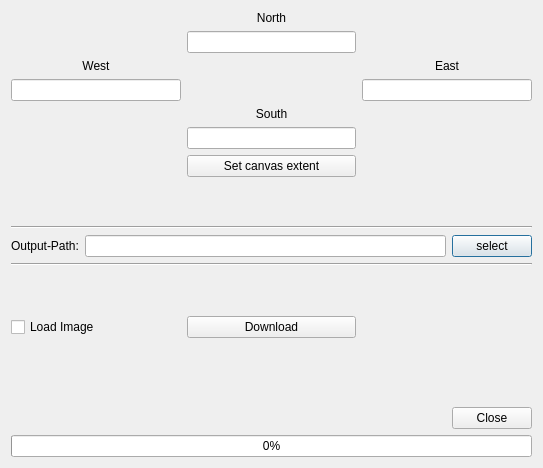
This is srtm_downloader_dialog_base.ui in hdus/SRTM-Downloader as Qt 5 draws it before an edit. The edited form follows.
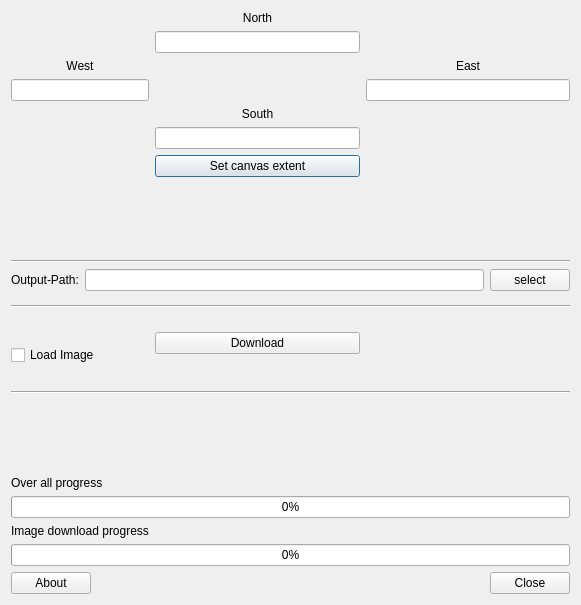
This is the edited form.

```diff
--- a/srtm_downloader_dialog_base.ui
+++ b/srtm_downloader_dialog_base.ui
@@ -6,22 +6,46 @@
    <rect>
     <x>0</x>
     <y>0</y>
-    <width>543</width>
-    <height>468</height>
+    <width>581</width>
+    <height>605</height>
    </rect>
   </property>
   <property name="windowTitle">
    <string>SRTM Downloader</string>
   </property>
   <layout class="QGridLayout" name="gridLayout">
-   <item row="10" column="0" colspan="3">
-    <widget class="QLabel" name="lbl_url">
-     <property name="text">
-      <string/>
+   <item row="17" column="0" colspan="4">
+    <widget class="QProgressBar" name="image_progressBar">
+     <property name="value">
+      <number>0</number>
      </property>
     </widget>
    </item>
-   <item row="1" column="2">
+   <item row="1" column="0" colspan="2">
+    <layout class="QVBoxLayout" name="verticalLayout">
+     <item>
+      <widget class="QLabel" name="label_2">
+       <property name="text">
+        <string>West</string>
+       </property>
+       <property name="alignment">
+        <set>Qt::AlignCenter</set>
+       </property>
+      </widget>
+     </item>
+     <item>
+      <widget class="QLineEdit" name="lne_west">
+       <property name="maximumSize">
+        <size>
+         <width>300</width>
+         <height>16777215</height>
+        </size>
+       </property>
+      </widget>
+     </item>
+    </layout>
+   </item>
+   <item row="1" column="3">
     <layout class="QVBoxLayout" name="verticalLayout_2">
      <item>
       <widget class="QLabel" name="label_3">
@@ -38,24 +62,98 @@
      </item>
     </layout>
    </item>
-   <item row="1" column="0">
-    <layout class="QVBoxLayout" name="verticalLayout">
-     <item>
-      <widget class="QLabel" name="label_2">
-       <property name="text">
-        <string>West</string>
-       </property>
-       <property name="alignment">
-        <set>Qt::AlignCenter</set>
-       </property>
-      </widget>
-     </item>
-     <item>
-      <widget class="QLineEdit" name="lne_west"/>
-     </item>
-    </layout>
+   <item row="3" column="2">
+    <widget class="QPushButton" name="btn_extent">
+     <property name="text">
+      <string>Set canvas extent</string>
+     </property>
+    </widget>
    </item>
-   <item row="6" column="0" colspan="3">
+   <item row="4" column="1">
+    <spacer name="verticalSpacer_2">
+     <property name="orientation">
+      <enum>Qt::Vertical</enum>
+     </property>
+     <property name="sizeHint" stdset="0">
+      <size>
+       <width>20</width>
+       <height>40</height>
+      </size>
+     </property>
+    </spacer>
+   </item>
+   <item row="18" column="3">
+    <widget class="QDialogButtonBox" name="button_box">
+     <property name="orientation">
+      <enum>Qt::Horizontal</enum>
+     </property>
+     <property name="standardButtons">
+      <set>QDialogButtonBox::Close</set>
+     </property>
+    </widget>
+   </item>
+   <item row="15" column="0" colspan="4">
+    <widget class="QProgressBar" name="overall_progressBar">
+     <property name="value">
+      <number>0</number>
+     </property>
+    </widget>
+   </item>
+   <item row="14" column="0" colspan="2">
+    <widget class="QLabel" name="label_6">
+     <property name="text">
+      <string>Over all progress</string>
+     </property>
+    </widget>
+   </item>
+   <item row="18" column="0">
+    <widget class="QPushButton" name="btn_about">
+     <property name="maximumSize">
+      <size>
+       <width>80</width>
+       <height>16777215</height>
+      </size>
+     </property>
+     <property name="text">
+      <string>About</string>
+     </property>
+    </widget>
+   </item>
+   <item row="5" column="0" colspan="4">
+    <widget class="Line" name="line">
+     <property name="orientation">
+      <enum>Qt::Horizontal</enum>
+     </property>
+    </widget>
+   </item>
+   <item row="10" column="0" colspan="2">
+    <widget class="QCheckBox" name="chk_load_image">
+     <property name="text">
+      <string>Load Image</string>
+     </property>
+    </widget>
+   </item>
+   <item row="11" column="0">
+    <widget class="QLabel" name="lbl_url">
+     <property name="text">
+      <string/>
+     </property>
+    </widget>
+   </item>
+   <item row="13" column="0">
+    <spacer name="verticalSpacer_4">
+     <property name="orientation">
+      <enum>Qt::Vertical</enum>
+     </property>
+     <property name="sizeHint" stdset="0">
+      <size>
+       <width>20</width>
+       <height>40</height>
+      </size>
+     </property>
+    </spacer>
+   </item>
+   <item row="6" column="0" colspan="4">
     <layout class="QHBoxLayout" name="horizontalLayout">
      <item>
       <widget class="QLabel" name="label_5">
@@ -76,7 +174,7 @@
      </item>
     </layout>
    </item>
-   <item row="2" column="1">
+   <item row="2" column="2">
     <layout class="QVBoxLayout" name="verticalLayout_3">
      <item>
       <widget class="QLabel" name="label_4">
@@ -93,34 +191,34 @@
      </item>
     </layout>
    </item>
-   <item row="5" column="0" colspan="3">
-    <widget class="Line" name="line">
-     <property name="orientation">
-      <enum>Qt::Horizontal</enum>
-     </property>
-    </widget>
-   </item>
-   <item row="8" column="0">
-    <spacer name="verticalSpacer">
-     <property name="orientation">
-      <enum>Qt::Vertical</enum>
-     </property>
-     <property name="sizeHint" stdset="0">
-      <size>
-       <width>20</width>
-       <height>40</height>
-      </size>
-     </property>
-    </spacer>
-   </item>
-   <item row="7" column="0" colspan="3">
+   <item row="7" column="0" rowspan="2" colspan="4">
     <widget class="Line" name="line_2">
      <property name="orientation">
       <enum>Qt::Horizontal</enum>
      </property>
     </widget>
    </item>
-   <item row="0" column="1">
+   <item row="8" column="1" rowspan="2">
+    <spacer name="verticalSpacer">
+     <property name="orientation">
+      <enum>Qt::Vertical</enum>
+     </property>
+     <property name="sizeHint" stdset="0">
+      <size>
+       <width>20</width>
+       <height>40</height>
+      </size>
+     </property>
+    </spacer>
+   </item>
+   <item row="9" column="2" rowspan="2">
+    <widget class="QPushButton" name="btn_download">
+     <property name="text">
+      <string>Download</string>
+     </property>
+    </widget>
+   </item>
+   <item row="0" column="2">
     <layout class="QVBoxLayout" name="verticalLayout_4">
      <item>
       <widget class="QLabel" name="label">
@@ -137,67 +235,17 @@
      </item>
     </layout>
    </item>
-   <item row="4" column="0">
-    <spacer name="verticalSpacer_2">
-     <property name="orientation">
-      <enum>Qt::Vertical</enum>
-     </property>
-     <property name="sizeHint" stdset="0">
-      <size>
-       <width>20</width>
-       <height>40</height>
-      </size>
-     </property>
-    </spacer>
-   </item>
-   <item row="3" column="1">
-    <widget class="QPushButton" name="btn_extent">
+   <item row="16" column="0" colspan="2">
+    <widget class="QLabel" name="label_7">
      <property name="text">
-      <string>Set canvas extent</string>
+      <string>Image download progress</string>
      </property>
     </widget>
    </item>
-   <item row="13" column="0" colspan="3">
-    <widget class="QProgressBar" name="progressBar">
-     <property name="value">
-      <number>0</number>
-     </property>
-    </widget>
-   </item>
-   <item row="12" column="2">
-    <widget class="QDialogButtonBox" name="button_box">
+   <item row="12" column="0" colspan="4">
+    <widget class="Line" name="line_3">
      <property name="orientation">
       <enum>Qt::Horizontal</enum>
-     </property>
-     <property name="standardButtons">
-      <set>QDialogButtonBox::Close</set>
-     </property>
-    </widget>
-   </item>
-   <item row="11" column="2">
-    <spacer name="verticalSpacer_3">
-     <property name="orientation">
-      <enum>Qt::Vertical</enum>
-     </property>
-     <property name="sizeHint" stdset="0">
-      <size>
-       <width>20</width>
-       <height>40</height>
-      </size>
-     </property>
-    </spacer>
-   </item>
-   <item row="9" column="0">
-    <widget class="QCheckBox" name="chk_load_image">
-     <property name="text">
-      <string>Load Image</string>
-     </property>
-    </widget>
-   </item>
-   <item row="9" column="1">
-    <widget class="QPushButton" name="btn_download">
-     <property name="text">
-      <string>Download</string>
      </property>
     </widget>
    </item>
```
